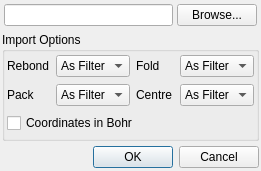
Before: the Qt Designer form trunk/src/gui/loadmodel.ui in trisyoungs/aten, drawn with Qt 5.
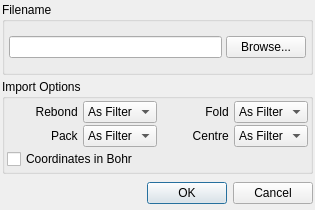
After: the same form once the commit is applied. Icons and pictures are not drawn.

Diff of the .ui file:
```diff
--- a/trunk/src/gui/loadmodel.ui
+++ b/trunk/src/gui/loadmodel.ui
@@ -5,8 +5,8 @@
    <rect>
     <x>0</x>
     <y>0</y>
-    <width>261</width>
-    <height>171</height>
+    <width>315</width>
+    <height>210</height>
    </rect>
   </property>
   <property name="windowTitle" >
@@ -23,6 +23,18 @@
     <number>4</number>
    </property>
    <item>
+    <widget class="QGroupBox" name="FilenameGroupx" >
+     <property name="title" >
+      <string>Filename</string>
+     </property>
+     <layout class="QHBoxLayout" >
+      <property name="margin" >
+       <number>2</number>
+      </property>
+      <property name="spacing" >
+       <number>4</number>
+      </property>
+      <item>
     <layout class="QHBoxLayout" >
      <property name="margin" >
       <number>2</number>
@@ -46,6 +58,9 @@
      </item>
     </layout>
    </item>
+     </layout>
+    </widget>
+   </item>
    <item>
     <widget class="QGroupBox" name="LoadModelOptionGroup" >
      <property name="title" >
@@ -64,7 +79,7 @@
          <number>0</number>
         </property>
         <property name="spacing" >
-         <number>6</number>
+         <number>2</number>
         </property>
         <item row="0" column="1" >
          <widget class="QComboBox" name="LoadModelRebondCombo" >
@@ -88,14 +103,20 @@
         <item row="0" column="2" >
          <widget class="QLabel" name="FoldLabel" >
           <property name="text" >
-           <string>Fold</string>
+           <string>Fold </string>
+          </property>
+          <property name="alignment" >
+           <set>Qt::AlignRight|Qt::AlignTrailing|Qt::AlignVCenter</set>
           </property>
          </widget>
         </item>
         <item row="0" column="0" >
          <widget class="QLabel" name="RebondLabel" >
           <property name="text" >
-           <string>Rebond</string>
+           <string>Rebond </string>
+          </property>
+          <property name="alignment" >
+           <set>Qt::AlignRight|Qt::AlignTrailing|Qt::AlignVCenter</set>
           </property>
          </widget>
         </item>
@@ -121,7 +142,10 @@
         <item row="1" column="2" >
          <widget class="QLabel" name="CentreLabel" >
           <property name="text" >
-           <string>Centre</string>
+           <string>Centre </string>
+          </property>
+          <property name="alignment" >
+           <set>Qt::AlignRight|Qt::AlignTrailing|Qt::AlignVCenter</set>
           </property>
          </widget>
         </item>
@@ -147,7 +171,10 @@
         <item row="1" column="0" >
          <widget class="QLabel" name="PackLabel" >
           <property name="text" >
-           <string>Pack</string>
+           <string>Pack </string>
+          </property>
+          <property name="alignment" >
+           <set>Qt::AlignRight|Qt::AlignTrailing|Qt::AlignVCenter</set>
           </property>
          </widget>
         </item>
@@ -187,7 +214,7 @@
      <property name="maximumSize" >
       <size>
        <width>16777215</width>
-       <height>24</height>
+       <height>30</height>
       </size>
      </property>
      <property name="orientation" >
```
Lines whose indentation alone changed are shown as unchanged.
